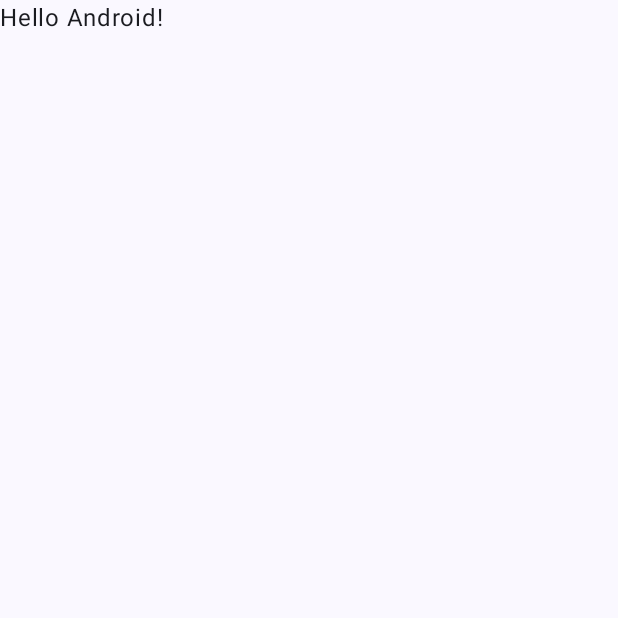
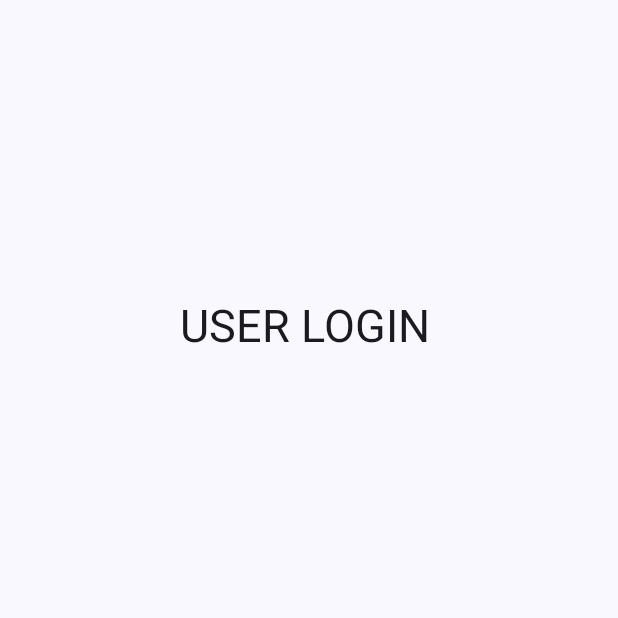
Before and after one commit to Parvat-R/AppArchitects, an Android app built with Jetpack Compose: the screen it shows after launch (MainActivity), on a phone screen of 412 x 824 dp, the top half of it. Before the commit the part shown is almost empty. Run offline under Robolectric (Android 15) with nearby library versions, the phone set to English and light mode, and no system bars.

Commit message:
Create of LoginUI.kt

```diff
--- a/app/build.gradle.kts
+++ b/app/build.gradle.kts
@@ -51,6 +51,8 @@ android {
 
 dependencies {
 
+
+
     implementation(libs.androidx.core.ktx)
     implementation(libs.androidx.lifecycle.runtime.ktx)
     implementation(libs.androidx.activity.compose)
--- a/app/src/main/java/com/example/aavinapp/LoginUI.kt
+++ b/app/src/main/java/com/example/aavinapp/LoginUI.kt
@@ -1 +1,46 @@
 package com.example.aavinapp
+
+import androidx.compose.foundation.layout.Column
+import androidx.compose.foundation.layout.padding
+import androidx.compose.material3.Scaffold
+import androidx.compose.material3.Text
+import androidx.compose.runtime.Composable
+import androidx.compose.ui.Modifier
+import androidx.compose.ui.text.TextStyle
+import androidx.compose.ui.unit.dp
+import androidx.compose.ui.unit.sp
+
+
+//@OptIn(ExperimentalMaterial3Api::class)
+@Composable
+fun LoginUI(sessionDetails: SessionDetails) {
+    Scaffold (
+        modifier = Modifier
+    ){
+        innerPadding ->
+        Column(
+            modifier = Modifier.padding(innerPadding),
+            ) {
+            Column (modifier = Modifier
+                .padding(top = 200.dp)
+                .padding(horizontal = 120.dp)){
+
+                Text(text = "USER LOGIN", style = TextStyle(fontSize = 30.sp))
+//                var farmerID by remember { mutableStateOf("")}
+//                TextField(
+//                    value = farmerID,
+//                    onValueChange = { farmerID = it },
+//                    label = { Text("Farmer ID") }
+//                )
+//                var password by remember { mutableStateOf("")}
+//                TextField(
+//                    value = farmerID,
+//                    onValueChange = { password = it },
+//                    label = { Text("password") }
+//                )
+
+            }
+        }
+    }
+
+}
--- a/app/src/main/java/com/example/aavinapp/MainActivity.kt
+++ b/app/src/main/java/com/example/aavinapp/MainActivity.kt
@@ -4,13 +4,10 @@ import android.os.Bundle
 import androidx.activity.ComponentActivity
 import androidx.activity.compose.setContent
 import androidx.activity.enableEdgeToEdge
-import androidx.compose.foundation.layout.fillMaxSize
-import androidx.compose.foundation.layout.padding
-import androidx.compose.material3.Scaffold
-import androidx.compose.material3.Text
-import androidx.compose.runtime.Composable
-import androidx.compose.ui.Modifier
-import androidx.compose.ui.tooling.preview.Preview
+import androidx.compose.runtime.getValue
+import androidx.compose.runtime.mutableStateOf
+import androidx.compose.runtime.remember
+import androidx.compose.runtime.setValue
 import com.example.aavinapp.ui.theme.AavinAppTheme
 
 class MainActivity : ComponentActivity() {
@@ -19,29 +16,12 @@ class MainActivity : ComponentActivity() {
         enableEdgeToEdge()
         setContent {
             AavinAppTheme {
-                Scaffold(modifier = Modifier.fillMaxSize()) { innerPadding ->
-                    Greeting(
-                        name = "Android",
-                        modifier = Modifier.padding(innerPadding)
-                    )
+                var sessionDetails by remember {
+                    mutableStateOf(SessionDetails("none", "none"))
                 }
+                    LoginUI(sessionDetails = sessionDetails)
+//                Text(text = "Hello")
             }
         }
     }
 }
-
-@Composable
-fun Greeting(name: String, modifier: Modifier = Modifier) {
-    Text(
-        text = "Hello $name!",
-        modifier = modifier
-    )
-}
-
-@Preview(showBackground = true)
-@Composable
-fun GreetingPreview() {
-    AavinAppTheme {
-        Greeting("Android")
-    }
-}
--- /dev/null
+++ b/app/src/main/java/com/example/aavinapp/SessionDetails.kt
@@ -0,0 +1,6 @@
+package com.example.aavinapp
+
+data class SessionDetails(
+    var username: String,
+    var sessionId: String
+)
```
